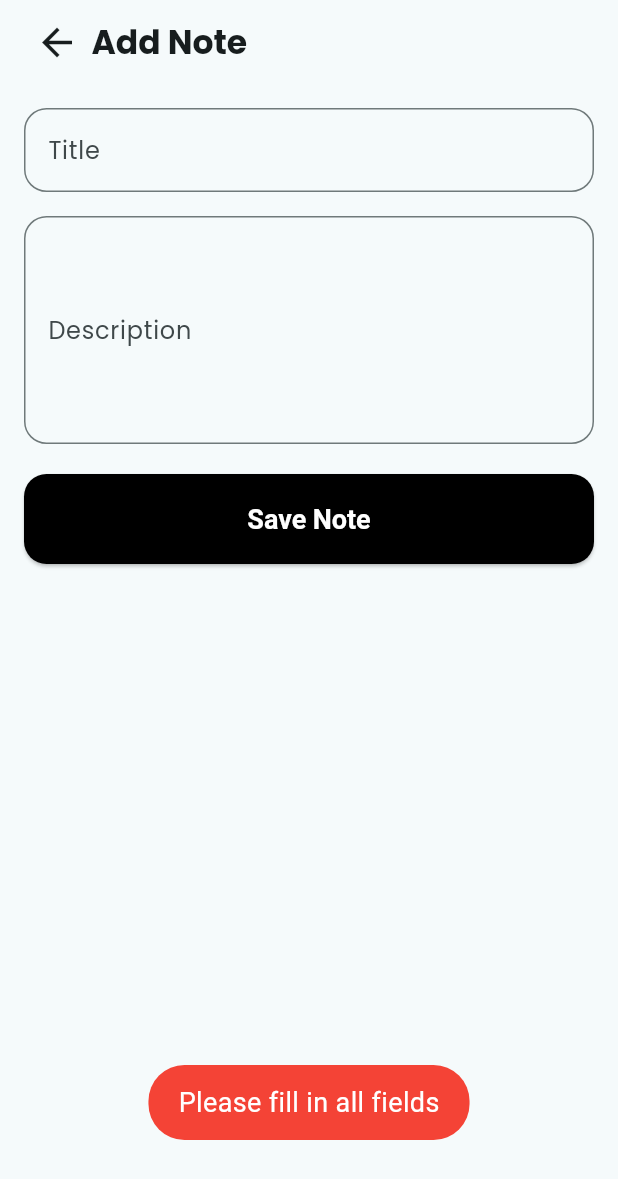
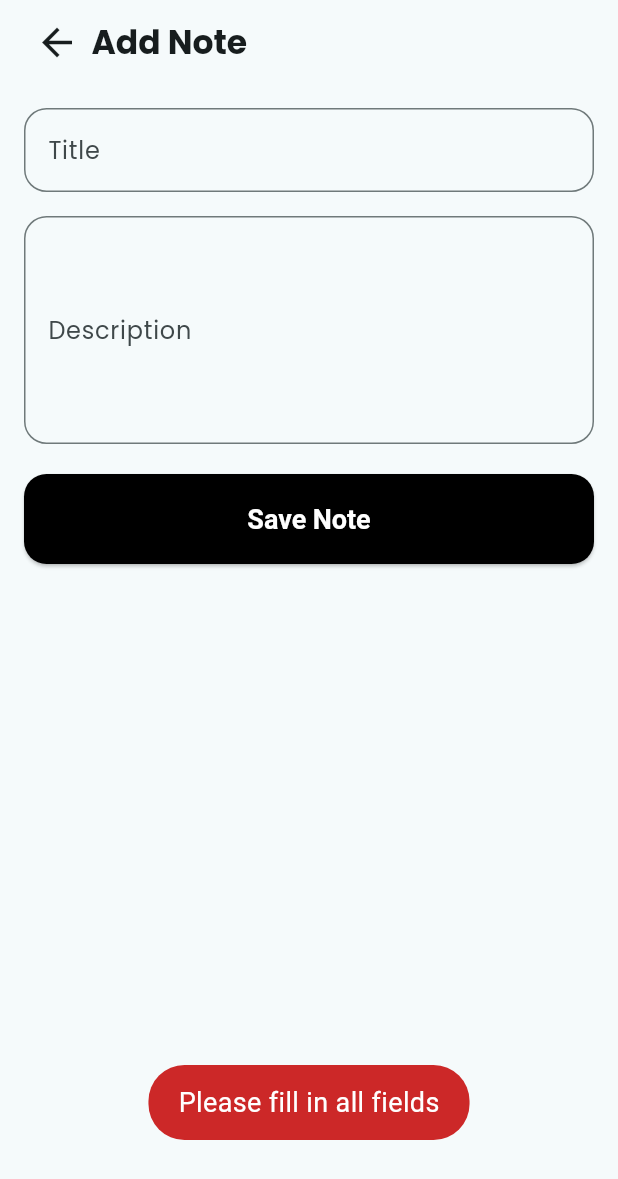
Before and after one commit to masud51435/notebook, a Flutter app: the AddNotePage screen opened by its route, after a tap on "Save Note", on a phone screen of 412 x 824 dp. Shown: the top 1179 px of the screen. Run offline on Flutter 3.47's test engine with Material 3 defaults, Android fonts, the phone set to English and light mode, and no system bars; our stand-ins replace cloud_firestore, firebase_auth, firebase_core, fluttertoast, get, get_storage and 4 more; accounts and stored records are empty.

Commit message:
added color in utils

```diff
--- a/lib/pages/home_page/widgets/add_note.dart
+++ b/lib/pages/home_page/widgets/add_note.dart
@@ -1,5 +1,6 @@
 import 'package:flutter/material.dart';
 import 'package:go_router/go_router.dart';
+import 'package:notebook/core/app_colors.dart';
 
 import '../../../common/common_button.dart';
 import '../../../common/custom_appbar.dart';
@@ -12,6 +13,7 @@ class AddNotePage extends StatelessWidget {
   @override
   Widget build(BuildContext context) {
     final NoteController addNotesController = NoteController.instance;
+    final Utils utils = Utils();
     return Scaffold(
       appBar: const CustomAppBar(title: 'Add Note'),
       body: SingleChildScrollView(
@@ -50,11 +52,14 @@ class AddNotePage extends StatelessWidget {
                 // Check if title or description is empty
                 if (addNotesController.titleController.text.isEmpty ||
                     addNotesController.descriptionController.text.isEmpty) {
-                  Utils().toastMessage('Please fill in all fields');
+                  utils.toastMessage(message: 'Please fill in all fields');
                 } else {
                   addNotesController.addNote();
                   context.pop();
-                  Utils().toastMessage('Note added successfully');
+                  utils.toastMessage(
+                    message: 'Note added successfully',
+                    color: greenColor,
+                  );
                 }
               },
               text: 'Save Note',
--- a/lib/pages/ultils/Uitilities.dart
+++ b/lib/pages/ultils/Uitilities.dart
@@ -1,15 +1,16 @@
 import 'package:flutter/material.dart';
 import 'package:fluttertoast/fluttertoast.dart';
+import 'package:notebook/core/app_colors.dart';
 
 class Utils {
-  void toastMessage(String message) {
+  void toastMessage({required String message, Color? color}) {
     Fluttertoast.showToast(
       msg: message,
       toastLength: Toast.LENGTH_SHORT,
       gravity: ToastGravity.BOTTOM,
       timeInSecForIosWeb: 1,
-      backgroundColor: Colors.red,
-      textColor: Colors.white,
+      backgroundColor: color ?? redColor,
+      textColor:whiteColor,
       fontSize: 18.0,
     );
   }
```
Also changed, not shown: lib/controllers/authentication/login_controller.dart (+7 -5 lines), lib/controllers/authentication/signup_controller.dart (+11 -6 lines), lib/controllers/note_controller.dart (+32 -14 lines).
